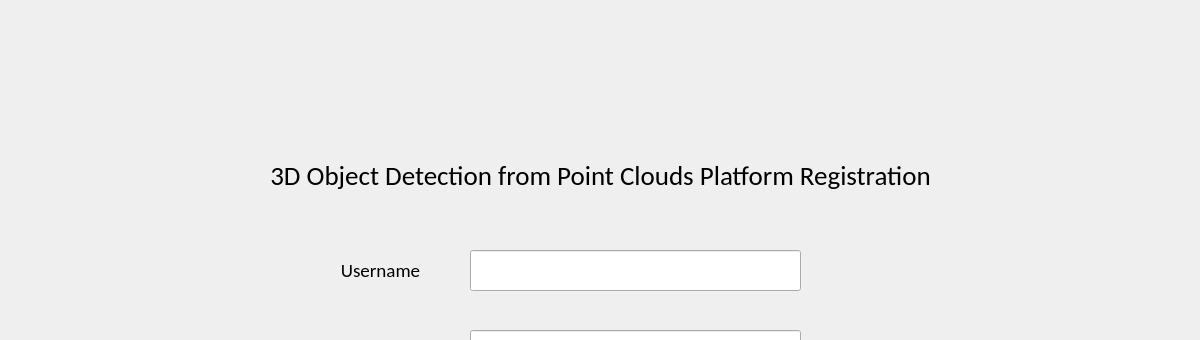
Above: EC601/final_project/ui/register.ui from Maolin-Wei/BU_Classes before the change; both pictures show x 0 to 1200 and y 0 to 340 of the 1200 by 720 pixel window. Below: the same form after it.
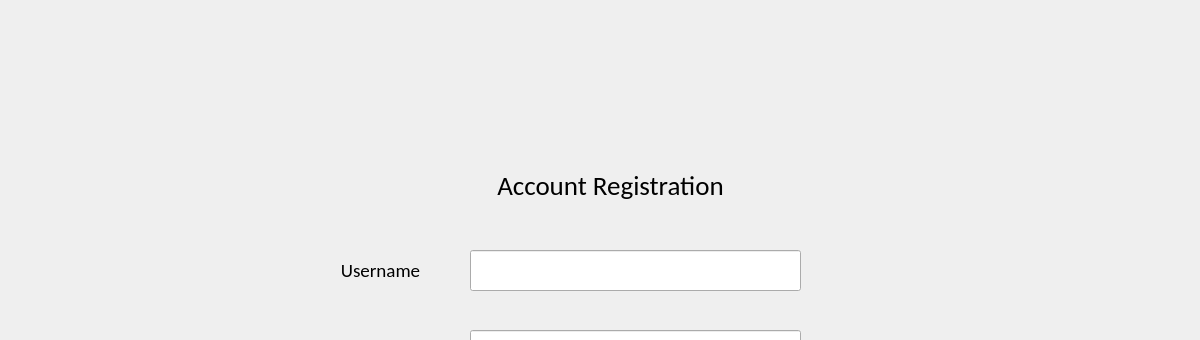
That is the form after the change.

```diff
--- a/EC601/final_project/ui/register.ui
+++ b/EC601/final_project/ui/register.ui
@@ -105,8 +105,8 @@
   <widget class="QLabel" name="title">
    <property name="geometry">
     <rect>
-     <x>150</x>
-     <y>150</y>
+     <x>160</x>
+     <y>160</y>
      <width>901</width>
      <height>51</height>
     </rect>
@@ -120,7 +120,7 @@
     </font>
    </property>
    <property name="text">
-    <string>3D Object Detection from Point Clouds Platform Registration</string>
+    <string>Account Registration</string>
    </property>
    <property name="alignment">
     <set>Qt::AlignCenter</set>
```
